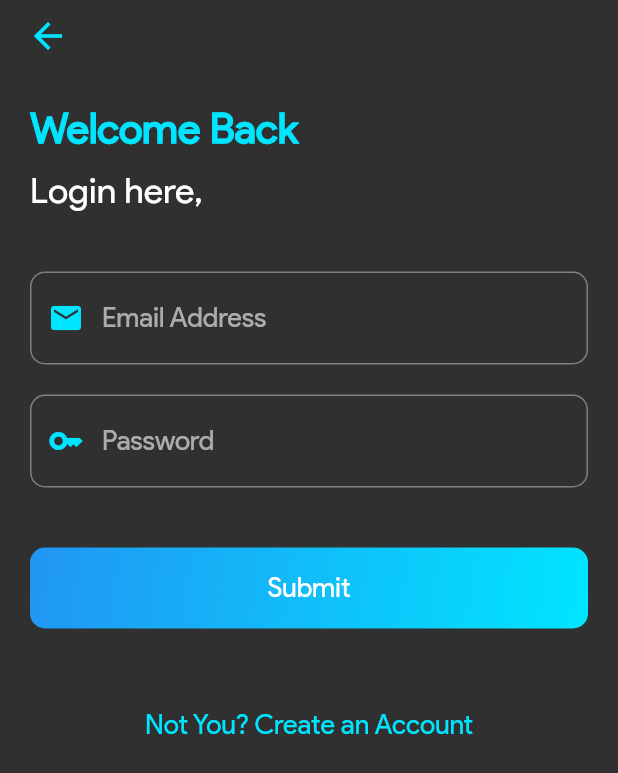
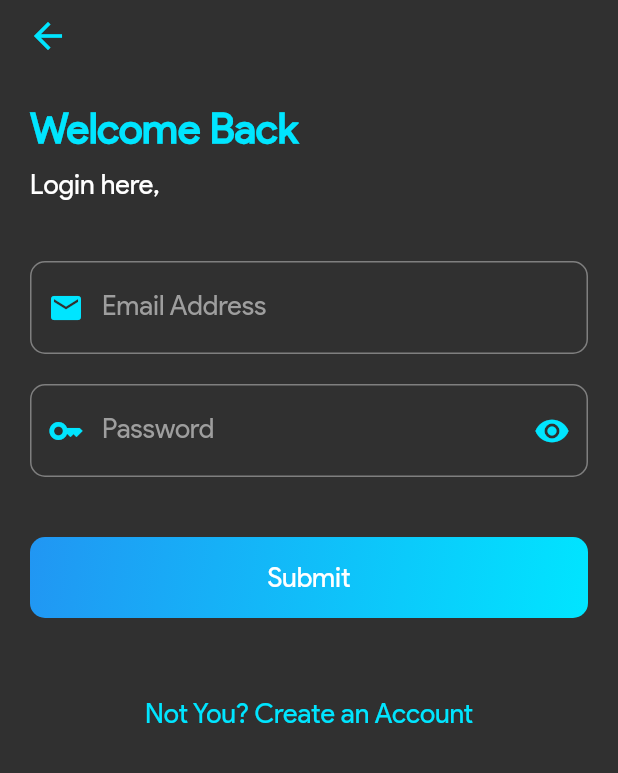
Before and after one commit to Harshit-Sonawala/ar_therapy, a Flutter app: the screen it shows after launch, scrolled down 34 dp, after a tap on the "account circle" icon, on a phone screen of 412 x 824 dp. Shown: the top 773 px of the screen. Run offline on Flutter 3.47's test engine with Material 2 defaults, Android fonts, the phone set to English and light mode, and no system bars; our stand-ins replace firebase_core; missing offline and left inert: model_viewer_plus; accounts and stored records are empty.

Commit message:
loginscreen edits

```diff
--- a/lib/main.dart
+++ b/lib/main.dart
@@ -1,4 +1,6 @@
 import 'package:flutter/material.dart';
+
+import 'package:firebase_core/firebase_core.dart';
 
 import 'package:provider/provider.dart';
 import 'providers/disorder_list_provider.dart';
@@ -6,7 +8,10 @@ import 'providers/exercise_list_provider.dart';
 
 import 'screens/home_screen.dart';
 
-void main() => runApp(
+void main() async {
+  WidgetsFlutterBinding.ensureInitialized();
+  await Firebase.initializeApp();
+  runApp(
     MultiProvider(
       providers: [
         ChangeNotifierProvider<DisorderList>(create: (context) => DisorderList()),
@@ -15,6 +20,7 @@ void main() => runApp(
       child: const ARTherapy(),
     ),
   );
+}
 
 class ARTherapy extends StatelessWidget {
   const ARTherapy({Key? key}) : super(key: key);
--- a/lib/screens/login_screen.dart
+++ b/lib/screens/login_screen.dart
@@ -1,15 +1,27 @@
-import 'package:ar_therapy/widgets/custom_elevated_button.dart';
-import 'package:ar_therapy/widgets/custom_text_button.dart';
 import 'package:flutter/material.dart';
+
+import '../widgets/custom_elevated_button.dart';
+import '../widgets/custom_text_button.dart';
 
 class LoginScreen extends StatefulWidget {
   const LoginScreen({Key? key}) : super(key: key);
 
   @override
-  State<LoginScreen> createState() => _AccountScreenState();
+  State<LoginScreen> createState() => _LoginScreenState();
 }
 
-class _AccountScreenState extends State<LoginScreen> {
+class _LoginScreenState extends State<LoginScreen> {
+  final emailTextController = TextEditingController();
+  final passwordTextController = TextEditingController();
+  bool _isObscured = true;
+
+  @override
+  void dispose() {
+    emailTextController.dispose();
+    passwordTextController.dispose();
+    super.dispose();
+  }
+
   @override
   Widget build(BuildContext context) {
     return Scaffold(
@@ -42,17 +54,24 @@ class _AccountScreenState extends State<LoginScreen> {
                     const SizedBox(
                       height: 10,
                     ),
-                    const Text(
+                    Text(
                       'Login here,',
-                      style: TextStyle(
-                        fontSize: 24,
-                      ),
+                      style: Theme.of(context).textTheme.bodyText1,
                     ),
                     const SizedBox(height: 40),
                     TextField(
+                      controller: emailTextController,
                       style: Theme.of(context).textTheme.bodyText1,
                       cursorColor: Theme.of(context).primaryColor,
                       decoration: InputDecoration(
+                        labelText: 'Email Address',
+                        labelStyle: const TextStyle(
+                          fontSize: 18,
+                          color: Colors.grey,
+                        ),
+                        floatingLabelStyle: TextStyle(
+                          color: Theme.of(context).primaryColor,
+                        ),
                         prefixIcon: Icon(
                           Icons.email,
                           color: Theme.of(context).primaryColor,
@@ -68,17 +87,36 @@ class _AccountScreenState extends State<LoginScreen> {
                           ),
                           borderRadius: BorderRadius.circular(10),
                         ),
-                        hintText: 'Email Address',
                       ),
                     ),
                     const SizedBox(height: 20),
                     TextField(
+                      obscureText: _isObscured,
+                      controller: passwordTextController,
                       style: Theme.of(context).textTheme.bodyText1,
+                      cursorColor: Theme.of(context).primaryColor,
                       decoration: InputDecoration(
+                        labelText: 'Password',
+                        labelStyle: const TextStyle(
+                          fontSize: 18,
+                          color: Colors.grey,
+                        ),
+                        floatingLabelStyle: TextStyle(
+                          color: Theme.of(context).primaryColor,
+                        ),
                         prefixIcon: Icon(
                           Icons.key,
                           color: Theme.of(context).primaryColor,
                           size: 24,
+                        ),
+                        suffixIcon: IconButton(
+                          onPressed: () => {
+                            setState(() => _isObscured = !_isObscured),
+                          },
+                          icon: Icon(
+                            _isObscured ? Icons.visibility : Icons.visibility_off,
+                            color: Theme.of(context).primaryColor,
+                          ),
                         ),
                         border: OutlineInputBorder(
                           borderRadius: BorderRadius.circular(10),
@@ -90,12 +128,15 @@ class _AccountScreenState extends State<LoginScreen> {
                           ),
                           borderRadius: BorderRadius.circular(10),
                         ),
-                        hintText: 'Password',
                       ),
                     ),
                     const SizedBox(height: 40),
                     CustomElevatedButton(
-                      onPressed: () => {},
+                      onPressed: () => {
+                        debugPrint(
+                          'Email: ${emailTextController.text.trim()}, Password: ${passwordTextController.text.trim()}',
+                        ),
+                      },
                       title: 'Submit',
                       mainAxisAlignment: MainAxisAlignment.center,
                     ),
```
Lines whose indentation alone changed are shown as unchanged.
